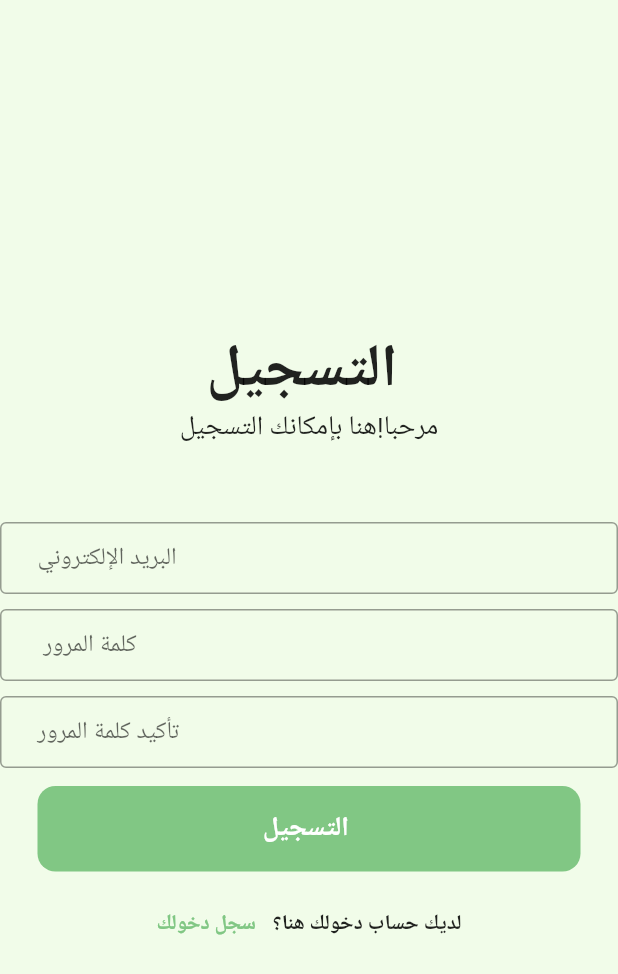
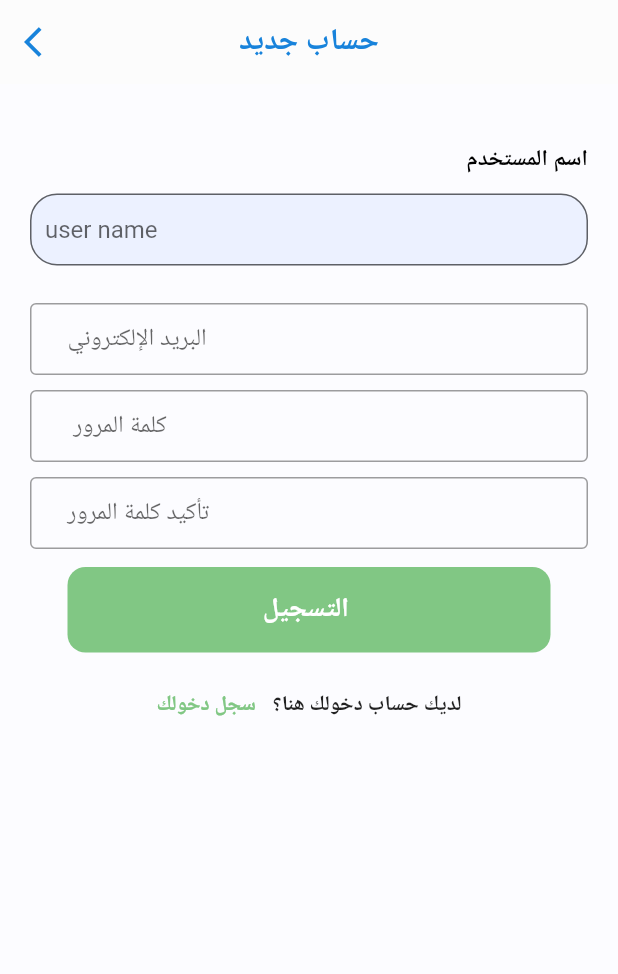
Before and after one commit to ghofran-altajory/alarm_app, a Flutter app: the screen it shows after launch, after a tap on "تسجيل الدخول", after a tap on "سجل الان", on a phone screen of 412 x 824 dp. Shown: the top 974 px of the screen. Run offline on Flutter 3.47's test engine with Material 3 defaults, Android fonts, the phone set to English and light mode, and no system bars; our stand-ins replace firebase_auth, firebase_core, google_fonts; accounts and stored records are empty; Roboto replaces fonts that are missing (Almarai).

Commit message:
اسم المستخدم

```diff
--- a/lib/screens/login_screen.dart
+++ b/lib/screens/login_screen.dart
@@ -176,13 +176,13 @@ class _LoginScreenState extends State<LoginScreen> {
                       hintText: '**********',
                       hintStyle: const TextStyle(fontSize: 16),
                       filled: true,
-                      fillColor: Color(0xFFECF1FF),
-                      contentPadding: EdgeInsets.symmetric(horizontal: 10),
+                      fillColor: const Color(0xFFECF1FF),
+                      contentPadding: const EdgeInsets.symmetric(horizontal: 10),
                       border: OutlineInputBorder(
                           borderRadius: BorderRadius.circular(18.0),
-                          borderSide: BorderSide(
+                          borderSide: const BorderSide(
                               color: Color.fromARGB(255, 221, 15, 15))),
-                      focusedBorder: OutlineInputBorder(
+                      focusedBorder: const OutlineInputBorder(
                           borderSide: BorderSide(
                               color: Color.fromARGB(255, 221, 15, 15))),
                     ),
@@ -237,7 +237,7 @@ class _LoginScreenState extends State<LoginScreen> {
                       child: Container(
                         padding: const EdgeInsets.all(18),
                         decoration: BoxDecoration(
-                            color: Color(0xFF1883DB),
+                            color: const Color(0xFF1883DB),
                             borderRadius: BorderRadius.circular(30)),
                         child: Center(
                             child: Text(
--- a/lib/screens/signup_screen.dart
+++ b/lib/screens/signup_screen.dart
@@ -21,9 +21,36 @@ class _SignupScreenState extends State<SignupScreen> {
   @override
   Widget build(BuildContext context) {
     return Scaffold(
-      backgroundColor: const Color.fromARGB(223, 242, 255, 233),
+      backgroundColor: const Color(0xFFFCFCFf),
+      appBar: AppBar(
+        leading: IconTheme(
+          data: const IconThemeData(
+            color: Color(0xFF1883DB),
+          ),
+          child: IconButton(
+            icon: const Icon(Icons.arrow_back_ios),
+            onPressed: () {
+              Navigator.of(context).pop();
+            },
+          ),
+        ),
+        toolbarHeight: kToolbarHeight,
+        centerTitle: true,
+        elevation: 0.0,
+        backgroundColor: const Color.fromARGB(255, 252, 252, 252),
+        title: Text(
+          'حساب جديد',
+          textAlign: TextAlign.center,
+          style: GoogleFonts.almarai(
+            color: const Color(0xFF1883DB),
+            fontSize: 20,
+            fontWeight: FontWeight.bold,
+          ),
+        ),
+      ),
       body: SafeArea(
-        child: Center(
+        child: Container(
+          padding: const EdgeInsets.all(20),
           child: SingleChildScrollView(
             //scrolling
             child: Form(
@@ -31,28 +58,53 @@ class _SignupScreenState extends State<SignupScreen> {
               child: Column(
                 mainAxisAlignment: MainAxisAlignment.center,
                 children: [
-                  //Image
-                  //Image.asset(
-                  //'assets/pic.png',
-                  //height: 150,
-                  //),
                   const SizedBox(height: 20),
-                  //Title
-                  Text(
-                    'التسجيل ',
-                    style: GoogleFonts.robotoCondensed(
-                        fontSize: 40, fontWeight: FontWeight.bold),
+
+                  Row(
+                    mainAxisAlignment: MainAxisAlignment.end,
+                    children: [
+                      Column(
+                        crossAxisAlignment: CrossAxisAlignment.end,
+                        children: [
+                          Text('اسم المستخدم',
+                              textAlign: TextAlign.right,
+                              style: GoogleFonts.almarai(
+                                color: const Color(0xFF000000),
+                                fontWeight: FontWeight.bold,
+                                fontSize: 15,
+                              )),
+                        ],
+                      ),
+                    ],
                   ),
-                  //sub title
-                  Text(
-                    'مرحبا!هنا بإمكانك التسجيل',
-                    style: GoogleFonts.robotoCondensed(
-                      fontSize: 18,
+                  const SizedBox(height: 13),
+                  TextFormField(
+                    validator: (value) {
+                      if (value!.isEmpty) {
+                        return "الرجاء إدخال اسم المستخدم ";
+                      }
+
+                      return null;
+                    },
+                    controller: emailcontroller,
+                    decoration: InputDecoration(
+                      hintText: 'user name',
+                      filled: true,
+                      fillColor: const Color(0xFFECF1FF),
+                      contentPadding: const EdgeInsets.symmetric(
+                          vertical: 2, horizontal: 10),
+                      border: OutlineInputBorder(
+                        borderRadius: BorderRadius.circular(18.0),
+                        borderSide: const BorderSide(
+                          color: Color(0xFF9E9E9E),
+                        ),
+                      ),
+                      focusedBorder: const OutlineInputBorder(
+                          borderSide: BorderSide(
+                              color: Color.fromARGB(255, 221, 15, 15))),
                     ),
                   ),
-                  const SizedBox(
-                    height: 50,
-                  ),
+                  const SizedBox(height: 25),
                   //user name or Email
                   TextFormField(
                     validator: (value) {
```
